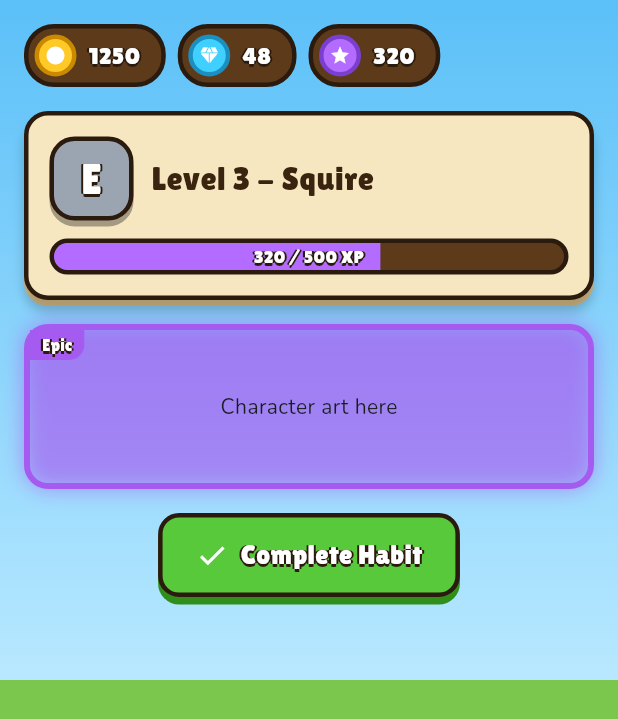
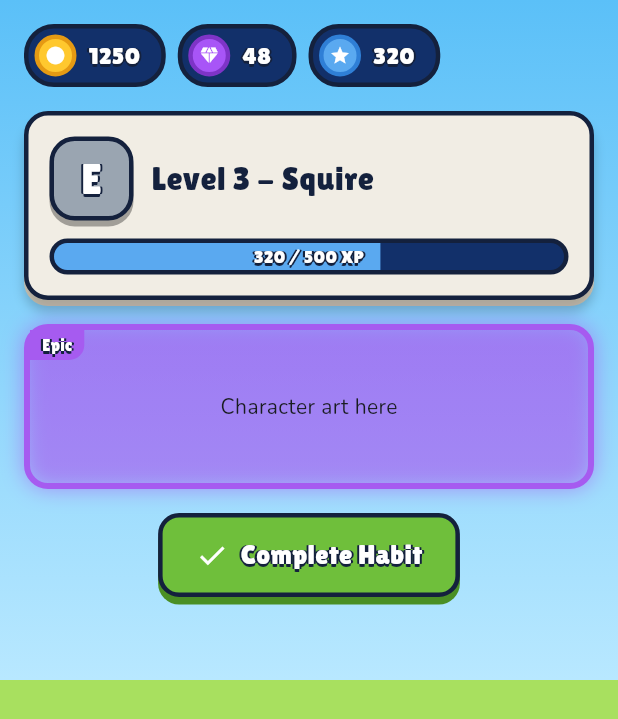
Before and after one commit to devloVinci/life_kingdom, a Flutter app: the screen it shows after launch, on a phone screen of 412 x 824 dp. Shown: the top 719 px of the screen. Run offline on Flutter 3.47's test engine with Material 3 defaults, Android fonts, the phone set to English and light mode, and no system bars; our stand-ins replace google_fonts.

Commit message:
Sync theme colors with Figma variables
Co-Authored-By: Claude Sonnet 5.5 <noreply@anthropic.com>
Claude-Session: https://claude.ai/code/session_01TbanZDmv57AhopqMpAe15e

```diff
--- a/lib/core/theme/app_colors.dart
+++ b/lib/core/theme/app_colors.dart
@@ -5,33 +5,46 @@ import 'package:flutter/material.dart';
 class AppColors {
   AppColors._();
 
-  // Surfaces
+  // Tokens below are read from the Figma file (Color collection).
+  // World
+  static const grass = Color(0xFFA8E05F); // world/grass-light
+  static const grassDark = Color(0xFF3F8F2A); // world/grass-dark
+  static const wood = Color(0xFF9A6A3A); // world/wood
+  static const woodDark = Color(0xFF6B4423); // world/wood-dark
+  static const path = Color(0xFFC9975F); // world/path
+  static const stone = Color(0xFFCFC8B8); // world/stone
+  // Sky is not a Figma variable; first-pass values.
   static const skyTop = Color(0xFF5BC0F8);
   static const skyBottom = Color(0xFFB8E8FF);
-  static const grass = Color(0xFF7BC74D);
-  static const grassDark = Color(0xFF4E9A2E);
-  static const wood = Color(0xFF8B5A2B);
-  static const woodDark = Color(0xFF5C3A1A);
-  static const panel = Color(0xFFF6E7C1);
-  static const panelDark = Color(0xFFD9BE86);
+
+  // Panels
+  static const panel = Color(0xFFF1EDE4); // panel/parchment
+  static const panelDark = Color(0xFFD8D1C0); // derived edge shade
+  static const panelPrimary = Color(0xFF1D4E9E); // panel/primary
+  static const panelLight = Color(0xFF2F7FD6); // panel/light
+  static const panelDeep = Color(0xFF12306A); // panel/deep
 
   // Outline / text
-  static const outline = Color(0xFF2B1B0E);
-  static const textDark = Color(0xFF3A2410);
-  static const textLight = Color(0xFFFFFFFF);
+  static const outline = Color(0xFF14213D); // outline/ink
+  static const textDark = Color(0xFF14213D);
+  static const textLight = Color(0xFFFFFFFF); // text/on-dark
 
-  // Resources
-  static const gold = Color(0xFFFFC928);
-  static const goldDark = Color(0xFFC98A00);
-  static const gem = Color(0xFF3FD0FF);
-  static const gemDark = Color(0xFF1A8FC0);
-  static const xp = Color(0xFFB36CFF);
+  // Currency
+  static const gold = Color(0xFFFFC82E); // currency/gold
+  static const goldDark = Color(0xFFE59A13); // currency/gold-dark
+  static const gem = Color(0xFFA855F7); // currency/gem
+  static const gemDark = Color(0xFF7E34C7); // derived
+  static const xp = Color(0xFF5AA9F0); // currency/xp
 
-  // Actions
-  static const success = Color(0xFF58C93A);
-  static const successDark = Color(0xFF2F8F1A);
-  static const danger = Color(0xFFE8473B);
-  static const dangerDark = Color(0xFFA42A21);
+  // Buttons / state
+  static const buttonGreen = Color(0xFF6FBF3B);
+  static const buttonBlue = Color(0xFF2F7FD6);
+  static const buttonGold = Color(0xFFFFC82E);
+  static const buttonDisabled = Color(0xFF9C9585);
+  static const success = Color(0xFF6FBF3B); // state/success
+  static const successDark = Color(0xFF4A8F24); // derived
+  static const danger = Color(0xFFE94B3C); // state/alert
+  static const dangerDark = Color(0xFFA82F23); // derived
 
   // Rarity
   static const common = Color(0xFF9AA5B1);
--- a/lib/core/theme/app_text.dart
+++ b/lib/core/theme/app_text.dart
@@ -6,6 +6,7 @@ import 'app_colors.dart';
 class AppText {
   AppText._();
 
+  /// Figma: Heading/S 20, Counter 18, Button/Label 20, Caption Nunito ExtraBold 12.
   static TextStyle heading(double size, {Color color = AppColors.textLight}) =>
       GoogleFonts.lilitaOne(
         fontSize: size,
--- a/lib/core/widgets/game_button.dart
+++ b/lib/core/widgets/game_button.dart
@@ -2,7 +2,7 @@ import 'package:flutter/material.dart';
 import '../theme/app_colors.dart';
 import '../theme/app_text.dart';
 
-enum GameButtonStyle { primary, gold, danger }
+enum GameButtonStyle { primary, blue, gold, danger }
 
 /// Chunky 3D button that presses down on tap.
 class GameButton extends StatefulWidget {
@@ -28,6 +28,7 @@ class _GameButtonState extends State<GameButton> {
 
   (Color, Color) get _colors => switch (widget.style) {
         GameButtonStyle.primary => (AppColors.success, AppColors.successDark),
+        GameButtonStyle.blue => (AppColors.buttonBlue, AppColors.panelPrimary),
         GameButtonStyle.gold => (AppColors.gold, AppColors.goldDark),
         GameButtonStyle.danger => (AppColors.danger, AppColors.dangerDark),
       };
@@ -37,7 +38,7 @@ class _GameButtonState extends State<GameButton> {
     final enabled = widget.onPressed != null;
     final (face, edge) = enabled
         ? _colors
-        : (AppColors.common, const Color(0xFF6B7580));
+        : (AppColors.buttonDisabled, const Color(0xFF6E6858));
     const depth = 5.0;
     return GestureDetector(
       onTapDown: enabled ? (_) => setState(() => _down = true) : null,
--- a/lib/core/widgets/resource_counter.dart
+++ b/lib/core/widgets/resource_counter.dart
@@ -16,12 +16,12 @@ class ResourceCounter extends StatelessWidget {
     final (color, dark, icon) = switch (type) {
       ResourceType.gold => (AppColors.gold, AppColors.goldDark, Icons.circle),
       ResourceType.gem => (AppColors.gem, AppColors.gemDark, Icons.diamond),
-      ResourceType.xp => (AppColors.xp, const Color(0xFF7B3FD0), Icons.star),
+      ResourceType.xp => (AppColors.xp, const Color(0xFF2F7FD6), Icons.star),
     };
     return Container(
       padding: const EdgeInsets.fromLTRB(4, 4, 14, 4),
       decoration: BoxDecoration(
-        color: AppColors.woodDark,
+        color: AppColors.panelDeep,
         borderRadius: BorderRadius.circular(20),
         border: Border.all(color: AppColors.outline, width: 3),
       ),
--- a/lib/core/widgets/xp_bar.dart
+++ b/lib/core/widgets/xp_bar.dart
@@ -15,7 +15,7 @@ class XpBar extends StatelessWidget {
     return Container(
       height: 24,
       decoration: BoxDecoration(
-        color: AppColors.woodDark,
+        color: AppColors.panelDeep,
         borderRadius: BorderRadius.circular(12),
         border: Border.all(color: AppColors.outline, width: 3),
       ),
```
